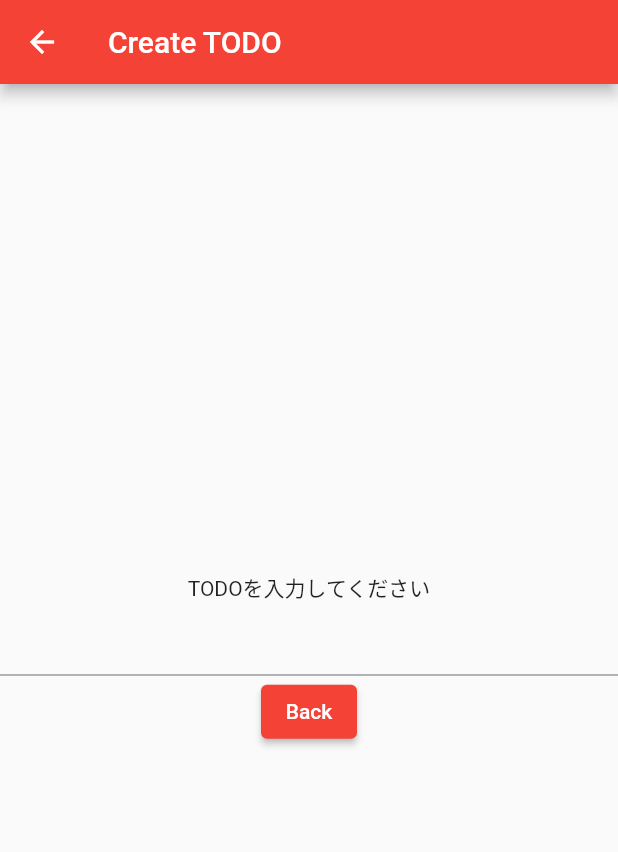
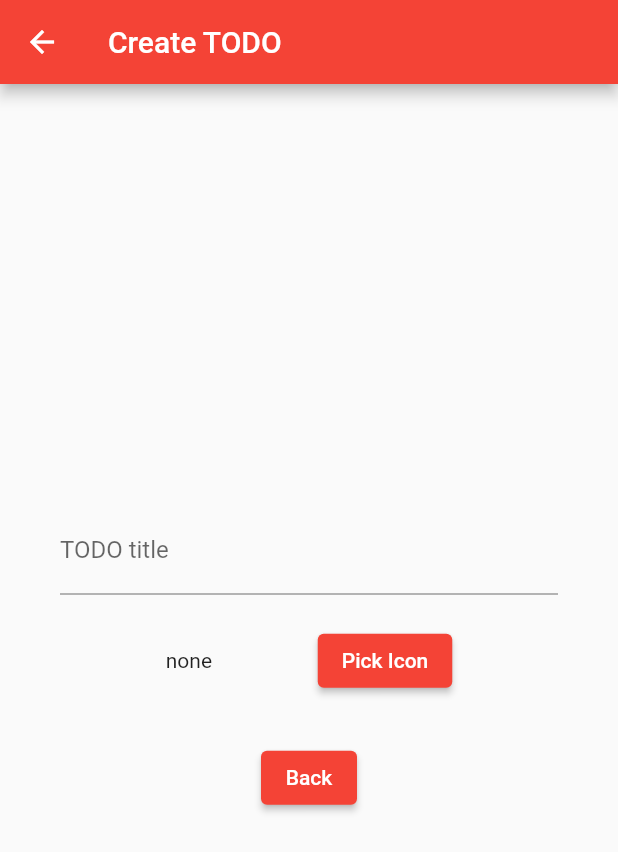
Before and after one commit to ramtiga/flutter_todo, a Flutter app: the screen it shows after launch, after a tap on the "add" icon, on a phone screen of 412 x 824 dp. Shown: the top 852 px of the screen. Run offline on Flutter 3.47's test engine with Material 2 defaults, Android fonts, the phone set to English and light mode, and no system bars; missing offline and left inert: flutter_iconpicker.

Commit message:
Add todo class and update design

```diff
--- a/lib/create_page.dart
+++ b/lib/create_page.dart
@@ -1,4 +1,6 @@
 import 'package:flutter/material.dart';
+import 'package:flutter_iconpicker/flutter_iconpicker.dart';
+import 'my_home_page.dart';
 
 class CreatePage extends StatefulWidget {
   @override
@@ -8,24 +10,54 @@ class CreatePage extends StatefulWidget {
 class _CreatePageState extends State<CreatePage> {
   String _title = "";
 
+  IconData _icon;
+
+  void _pickIcon() async {
+    IconData icon = await FlutterIconPicker.showIconPicker(context);
+    setState(() {
+      _icon = icon;
+    });
+  }
+
   @override
   Widget build(BuildContext context) {
     return Scaffold(
       appBar: AppBar(
         title: const Text("Create TODO"),
       ),
-      body: Center(
+      body: Container(
+        padding: EdgeInsets.all(40.0),
+        child: Center(
           child: Column(
             mainAxisSize: MainAxisSize.min,
             children: [
-            Text("TODOを入力してください"),
               TextField(
+                decoration: InputDecoration(labelText: "TODO title"),
                 onChanged: (String text) => _title = text,
               ),
+              Container(
+                padding: EdgeInsets.only(top: 20.0, bottom: 30.0),
+                child: Row(
+                  mainAxisAlignment: MainAxisAlignment.spaceEvenly,
+                  children: [
+                    _icon != null
+                        ? Icon(
+                            _icon,
+                            size: 45.0,
+                          )
+                        : Text("none"),
                     ElevatedButton(
-                onPressed: () => Navigator.pop(context, _title),
+                      child: const Text("Pick Icon"),
+                      onPressed: () => _pickIcon(),
+                    ),
+                  ],
+                ),
+              ),
+              ElevatedButton(
+                  onPressed: () => Navigator.pop(context, Todo(_title, _icon)),
                   child: Text("Back"))
             ],
+          ),
         ),
       ),
     );
--- a/lib/my_home_page.dart
+++ b/lib/my_home_page.dart
@@ -10,10 +10,14 @@ class MyHomePage extends StatefulWidget {
 }
 
 class _MyHomePageState extends State<MyHomePage> {
-  List<String> _todoItems = [];
-  void _addTodo(String title) {
+  List<Todo> _todoItems = [
+    Todo("英語の課題", Icons.description),
+    Todo("牛乳を買う", Icons.local_grocery_store),
+  ];
+
+  void _addTodo(Todo todo) {
     setState(() {
-      _todoItems.add(title);
+      _todoItems.add(todo);
     });
   }
 
@@ -37,13 +41,17 @@ class _MyHomePageState extends State<MyHomePage> {
               decoration: BoxDecoration(
                   border: Border.all(width: 1.0, color: Colors.red)),
               child: ListTile(
-                title: Text(_todoItems[index]),
+                leading: Icon(
+                  _todoItems[index].icon,
+                  size: 35.0,
+                ),
+                title: Text(_todoItems[index].title),
                 trailing: IconButton(
                   icon: Icon(Icons.more_vert),
                   onPressed: () => showDialog(
                     context: context,
                     builder: (BuildContext context) => AlertDialog(
-                      title: Text(_todoItems[index]),
+                      title: Text(_todoItems[index].title),
                       actions: [
                         IconButton(
                           icon: Icon(Icons.delete),
@@ -64,9 +72,9 @@ class _MyHomePageState extends State<MyHomePage> {
       ),
       floatingActionButton: FloatingActionButton(
         onPressed: () async {
-          final String title = await Navigator.of(context)
+          final Todo todo = await Navigator.of(context)
               .push(MaterialPageRoute(builder: (context) => CreatePage()));
-          if (title != null && title != "") _addTodo(title);
+          if (todo != null) _addTodo(todo);
         },
         tooltip: 'Add Todo',
         child: Icon(Icons.add),
@@ -74,3 +82,10 @@ class _MyHomePageState extends State<MyHomePage> {
     );
   }
 }
+
+class Todo {
+  String title;
+  IconData icon;
+
+  Todo(this.title, this.icon);
+}
--- a/pubspec.yaml
+++ b/pubspec.yaml
@@ -28,6 +28,7 @@ dependencies:
   # The following adds the Cupertino Icons font to your application.
   # Use with the CupertinoIcons class for iOS style icons.
   cupertino_icons: ^1.0.0
+  flutter_iconpicker: ^2.2.2
 
 dev_dependencies:
   flutter_test:
```
Also changed, not shown: pubspec.lock. Lines whose indentation alone changed are shown as unchanged.
